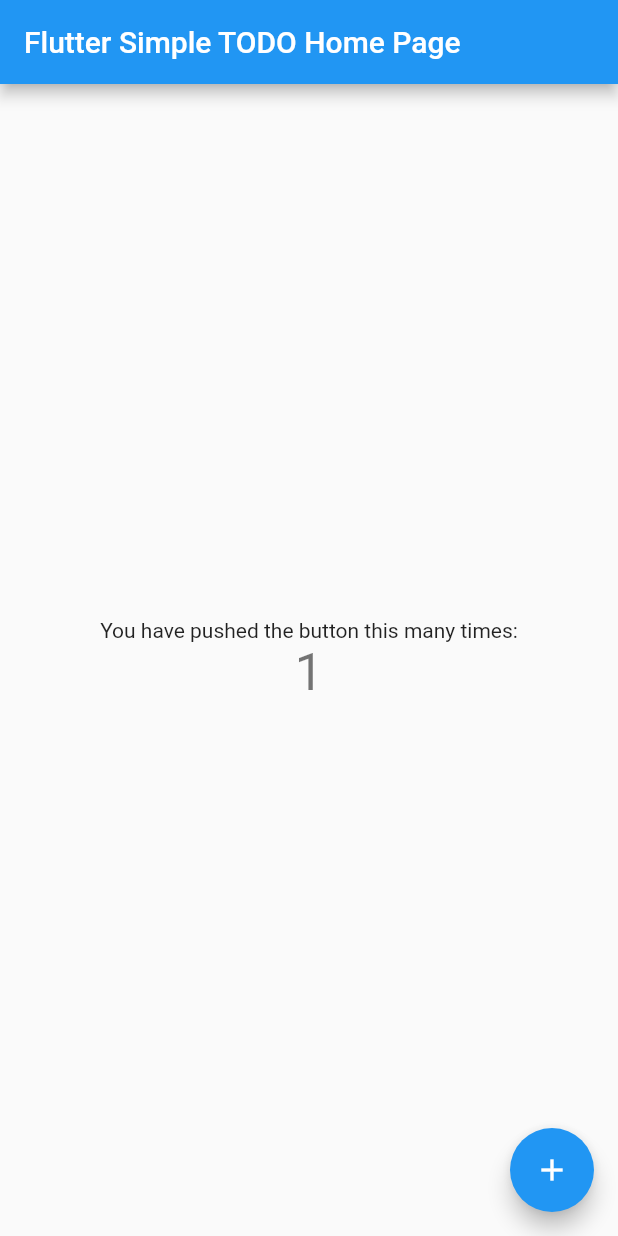
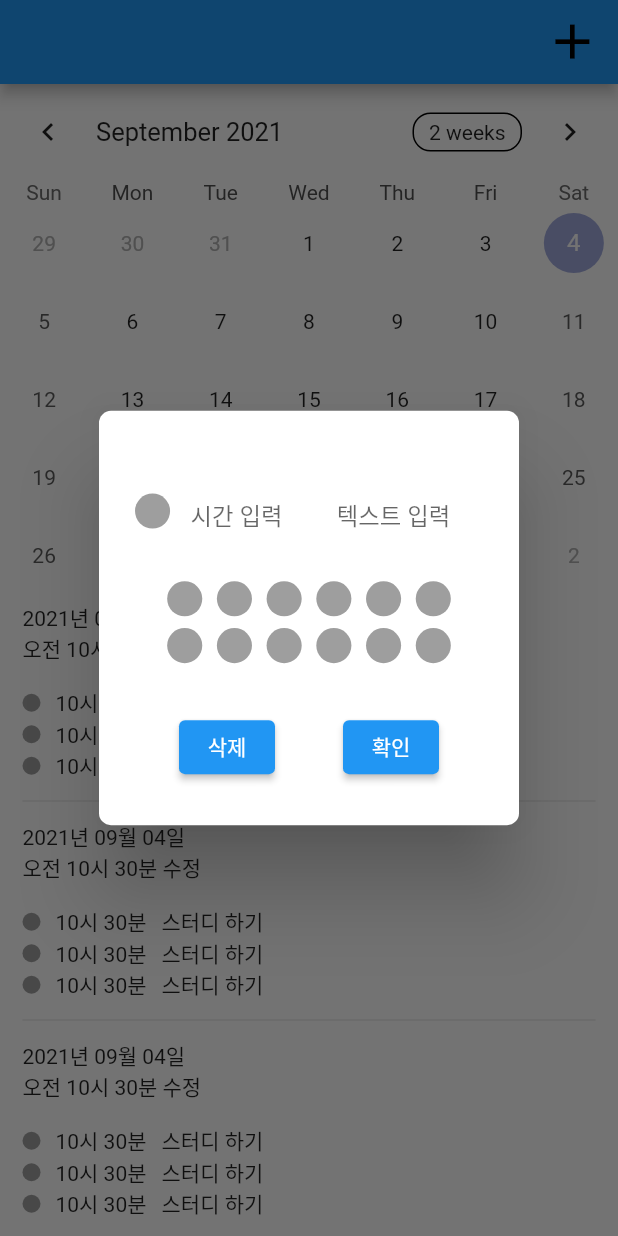
Before and after one commit to jimmylegendary/flutter_simple_todo, a Flutter app: the screen it shows after launch, after a tap on the "add" icon, on a phone screen of 412 x 824 dp. Run offline on Flutter 3.47's test engine with Material 2 defaults, Android fonts, the phone set to English and light mode, and no system bars; drawn by our look-alikes of table_calendar; our stand-ins replace get, hive, hive_flutter; accounts and stored records are empty.

Commit message:
initial todo app structure

```diff
--- /dev/null
+++ b/lib/controllers/todo_controller.dart
@@ -0,0 +1,79 @@
+import 'package:flutter/cupertino.dart';
+import 'package:flutter/material.dart';
+import 'package:flutter_simple_todo/models/mtodo_item.dart';
+import 'package:get/get.dart';
+
+class TodoHomeController extends GetxController {
+  var todoItemGroup = [
+    TodoItemGroup(
+      date: DateTime.now(),
+      modifiedTime: DateTime.now(),
+      todoItems: [
+        TodoItem(
+          color: Colors.grey,
+          time: DateTime.now(),
+          text: "스터디 하기",
+        ),
+        TodoItem(
+          color: Colors.grey,
+          time: DateTime.now(),
+          text: "스터디 하기",
+        ),
+        TodoItem(
+          color: Colors.grey,
+          time: DateTime.now(),
+          text: "스터디 하기",
+        ),
+      ],
+    ),
+    TodoItemGroup(
+      date: DateTime.now(),
+      modifiedTime: DateTime.now(),
+      todoItems: [
+        TodoItem(
+          color: Colors.grey,
+          time: DateTime.now(),
+          text: "스터디 하기",
+        ),
+        TodoItem(
+          color: Colors.grey,
+          time: DateTime.now(),
+          text: "스터디 하기",
+        ),
+        TodoItem(
+          color: Colors.grey,
+          time: DateTime.now(),
+          text: "스터디 하기",
+        ),
+      ],
+    ),
+    TodoItemGroup(
+      date: DateTime.now(),
+      modifiedTime: DateTime.now(),
+      todoItems: [
+        TodoItem(
+          color: Colors.grey,
+          time: DateTime.now(),
+          text: "스터디 하기",
+        ),
+        TodoItem(
+          color: Colors.grey,
+          time: DateTime.now(),
+          text: "스터디 하기",
+        ),
+        TodoItem(
+          color: Colors.grey,
+          time: DateTime.now(),
+          text: "스터디 하기",
+        ),
+      ],
+    ),
+  ].obs;
+}
+
+class TodoHomeBinding extends Bindings {
+  @override
+  void dependencies() {
+    Get.put(TodoHomeController());
+  }
+}
--- a/lib/main.dart
+++ b/lib/main.dart
@@ -1,113 +1,31 @@
 import 'package:flutter/material.dart';
+import 'package:flutter_simple_todo/controllers/todo_controller.dart';
+import 'package:flutter_simple_todo/pages/todo_home.dart';
+import 'package:get/get.dart';
+import 'package:get/get_navigation/get_navigation.dart';
+import 'package:hive_flutter/hive_flutter.dart';
 
-void main() {
-  runApp(MyApp());
+void main() async {
+  await Hive.initFlutter();
+  await Hive.openBox('TodoList');
+  runApp(TodoApp());
 }
 
-class MyApp extends StatelessWidget {
-  // This widget is the root of your application.
+class TodoApp extends StatelessWidget {
   @override
   Widget build(BuildContext context) {
-    return MaterialApp(
-      title: 'Flutter Simple TODO',
-      theme: ThemeData(
-        // This is the theme of your application.
-        //
-        // Try running your application with "flutter run". You'll see the
-        // application has a blue toolbar. Then, without quitting the app, try
-        // changing the primarySwatch below to Colors.green and then invoke
-        // "hot reload" (press "r" in the console where you ran "flutter run",
-        // or simply save your changes to "hot reload" in a Flutter IDE).
-        // Notice that the counter didn't reset back to zero; the application
-        // is not restarted.
-        primarySwatch: Colors.blue,
-      ),
-      home: MyHomePage(title: 'Flutter Simple TODO Home Page'),
+    return GetMaterialApp(
+      title: 'TodoApp',
+      debugShowCheckedModeBanner: false,
+      navigatorKey: Get.key,
+      initialRoute: '/home',
+      getPages: [
+        GetPage(
+          name: '/home',
+          page: () => TodoHome(),
+          binding: TodoHomeBinding(),
+        ),
+      ],
     );
   }
 }
-
-class MyHomePage extends StatefulWidget {
-  MyHomePage({Key? key, required this.title}) : super(key: key);
-
-  // This widget is the home page of your application. It is stateful, meaning
-  // that it has a State object (defined below) that contains fields that affect
-  // how it looks.
-
-  // This class is the configuration for the state. It holds the values (in this
-  // case the title) provided by the parent (in this case the App widget) and
-  // used by the build method of the State. Fields in a Widget subclass are
-  // always marked "final".
-
-  final String title;
-
-  @override
-  _MyHomePageState createState() => _MyHomePageState();
-}
-
-class _MyHomePageState extends State<MyHomePage> {
-  int _counter = 0;
-
-  void _incrementCounter() {
-    setState(() {
-      // This call to setState tells the Flutter framework that something has
-      // changed in this State, which causes it to rerun the build method below
-      // so that the display can reflect the updated values. If we changed
-      // _counter without calling setState(), then the build method would not be
-      // called again, and so nothing would appear to happen.
-      _counter++;
-    });
-  }
-
-  @override
-  Widget build(BuildContext context) {
-    // This method is rerun every time setState is called, for instance as done
-    // by the _incrementCounter method above.
-    //
-    // The Flutter framework has been optimized to make rerunning build methods
-    // fast, so that you can just rebuild anything that needs updating rather
-    // than having to individually change instances of widgets.
-    return Scaffold(
-      appBar: AppBar(
-        // Here we take the value from the MyHomePage object that was created by
-        // the App.build method, and use it to set our appbar title.
-        title: Text(widget.title),
-      ),
-      body: Center(
-        // Center is a layout widget. It takes a single child and positions it
-        // in the middle of the parent.
-        child: Column(
-          // Column is also a layout widget. It takes a list of children and
-          // arranges them vertically. By default, it sizes itself to fit its
-          // children horizontally, and tries to be as tall as its parent.
-          //
-          // Invoke "debug painting" (press "p" in the console, choose the
-          // "Toggle Debug Paint" action from the Flutter Inspector in Android
-          // Studio, or the "Toggle Debug Paint" command in Visual Studio Code)
-          // to see the wireframe for each widget.
-          //
-          // Column has various properties to control how it sizes itself and
-          // how it positions its children. Here we use mainAxisAlignment to
-          // center the children vertically; the main axis here is the vertical
-          // axis because Columns are vertical (the cross axis would be
-          // horizontal).
-          mainAxisAlignment: MainAxisAlignment.center,
-          children: <Widget>[
-            Text(
-              'You have pushed the button this many times:',
-            ),
-            Text(
-              '$_counter',
-              style: Theme.of(context).textTheme.headline4,
-            ),
-          ],
-        ),
-      ),
-      floatingActionButton: FloatingActionButton(
-        onPressed: _incrementCounter,
-        tooltip: 'Increment',
-        child: Icon(Icons.add),
-      ), // This trailing comma makes auto-formatting nicer for build methods.
-    );
-  }
-}
--- /dev/null
+++ b/lib/models/mtodo_item.dart
@@ -0,0 +1,26 @@
+import 'package:flutter/cupertino.dart';
+import 'package:hive/hive.dart';
+
+@HiveType()
+class TodoItemGroup {
+  TodoItemGroup({
+    this.date,
+    this.modifiedTime,
+    this.todoItems,
+  });
+
+  DateTime? date;
+  DateTime? modifiedTime;
+  List<TodoItem>? todoItems;
+}
+
+class TodoItem {
+  TodoItem({
+    this.color,
+    this.time,
+    this.text,
+  });
+  Color? color;
+  DateTime? time;
+  String? text;
+}
--- /dev/null
+++ b/lib/pages/todo_edit.dart
@@ -0,0 +1,166 @@
+import 'package:flutter/cupertino.dart';
+import 'package:flutter/material.dart';
+import 'package:flutter_simple_todo/models/mtodo_item.dart';
+import 'package:flutter_simple_todo/widgets/atoms/colored_circle.dart';
+import 'package:get/get.dart';
+import 'package:intl/intl.dart';
+
+void showTodoEditor({
+  required BuildContext context,
+  required DateTime date,
+  DateTime? modifiedTime,
+  TodoItem? todoItem,
+}) {
+  final _timeTextController = TextEditingController();
+  final _textTextController = TextEditingController();
+
+  if (modifiedTime != null)
+    _timeTextController.text = DateFormat('hh시 mm분').format(modifiedTime);
+  if (todoItem != null) _textTextController.text = todoItem.text!;
+  showDialog(
+    context: context,
+    builder: (context) {
+      return AlertDialog(
+        shape: RoundedRectangleBorder(
+          borderRadius: BorderRadius.circular(8),
+        ),
+        content: FittedBox(
+          child: Column(
+            children: [
+              Row(
+                children: [
+                  ColoredCircle(),
+                  SizedBox(
+                    width: 7,
+                  ),
+                  Container(
+                    width: 50,
+                    child: TextField(
+                      decoration: InputDecoration(
+                        hintText: '시간 입력',
+                        hintStyle: TextStyle(
+                          fontSize: 8,
+                        ),
+                        border: InputBorder.none,
+                        focusedBorder: InputBorder.none,
+                        enabledBorder: InputBorder.none,
+                        disabledBorder: InputBorder.none,
+                      ),
+                      style: TextStyle(
+                        height: 1.5,
+                        fontSize: 10,
+                      ),
+                      cursorWidth: 1,
+                      controller: _timeTextController,
+                    ),
+                  ),
+                  Container(
+                    width: 50,
+                    child: TextField(
+                      decoration: InputDecoration(
+                        hintText: '텍스트 입력',
+                        hintStyle: TextStyle(
+                          fontSize: 8,
+                        ),
+                        border: InputBorder.none,
+                        focusedBorder: InputBorder.none,
+                        enabledBorder: InputBorder.none,
+                        disabledBorder: InputBorder.none,
+                      ),
+                      style: TextStyle(
+                        height: 1.5,
+                        fontSize: 10,
+                      ),
+                      cursorWidth: 1,
+                      controller: _textTextController,
+                    ),
+                  ),
+                ],
+              ),
+              Row(
+                mainAxisAlignment: MainAxisAlignment.spaceAround,
+                children: [
+                  ColoredCircle(),
+                  SizedBox(
+                    width: 5,
+                  ),
+                  ColoredCircle(),
+                  SizedBox(
+                    width: 5,
+                  ),
+                  ColoredCircle(),
+                  SizedBox(
+                    width: 5,
+                  ),
+                  ColoredCircle(),
+                  SizedBox(
+                    width: 5,
+                  ),
+                  ColoredCircle(),
+                  SizedBox(
+                    width: 5,
+                  ),
+                  ColoredCircle(),
+                ],
+              ),
+              SizedBox(
+                height: 4,
+              ),
+              Row(
+                mainAxisAlignment: MainAxisAlignment.spaceAround,
+                children: [
+                  ColoredCircle(),
+                  SizedBox(
+                    width: 5,
+                  ),
+                  ColoredCircle(),
+                  SizedBox(
+                    width: 5,
+                  ),
+                  ColoredCircle(),
+                  SizedBox(
+                    width: 5,
+                  ),
+                  ColoredCircle(),
+                  SizedBox(
+                    width: 5,
+                  ),
+                  ColoredCircle(),
+                  SizedBox(
+                    width: 5,
+                  ),
+                  ColoredCircle(),
+                ],
+              ),
+            ],
+          ),
+        ),
+        actions: [
+          Row(
+            mainAxisAlignment: MainAxisAlignment.spaceEvenly,
+            children: [
+              Padding(
+                padding: EdgeInsets.only(bottom: 20),
+                child: ElevatedButton(
+                  onPressed: () {
+                    Get.back();
+                  },
+                  child: Text('삭제'),
+                ),
+              ),
+              Padding(
+                padding: EdgeInsets.only(bottom: 20),
+                child: ElevatedButton(
+                  onPressed: () {
+                    Get.back();
+                  },
+                  child: Text('확인'),
+                ),
+              ),
+            ],
+          )
+        ],
+      );
+    },
+  );
+}
--- /dev/null
+++ b/lib/pages/todo_home.dart
@@ -0,0 +1,71 @@
+import 'package:flutter/cupertino.dart';
+import 'package:flutter/material.dart';
+import 'package:flutter_simple_todo/controllers/todo_controller.dart';
+import 'package:flutter_simple_todo/widgets/modules/todo_appbar.dart';
+import 'package:flutter_simple_todo/widgets/modules/todo_item_list.dart';
+import 'package:get/get.dart';
+import 'package:hive_flutter/hive_flutter.dart';
+import 'package:intl/intl.dart';
+import 'package:table_calendar/table_calendar.dart';
+
+class TodoHome extends GetView<TodoHomeController> {
+  @override
+  Widget build(BuildContext context) {
+    return Obx(
+      () => Scaffold(
+          appBar: TodoAppBar(),
+          body: SingleChildScrollView(
+            child: Column(
+              children: [
+                TableCalendar(
+                  firstDay: DateTime.utc(2010, 10, 16),
+                  lastDay: DateTime.utc(2030, 3, 14),
+                  focusedDay: DateTime.now(),
+                ),
+                Padding(
+                  padding: EdgeInsets.symmetric(horizontal: 15),
+                  child: ListView.separated(
+                    physics: BouncingScrollPhysics(),
+                    shrinkWrap: true,
+                    scrollDirection: Axis.vertical,
+                    itemBuilder: (context, index) {
+                      return Padding(
+                        padding: EdgeInsets.symmetric(vertical: 5),
+                        child: Column(
+                          crossAxisAlignment: CrossAxisAlignment.start,
+                          children: [
+                            Text(
+                              DateFormat('yyyy년 MM월 dd일').format(
+                                controller.todoItemGroup[index].date ??
+                                    DateTime.now(),
+                              ),
+                            ),
+                            Text(
+                              DateFormat('오전 hh시 mm분 수정').format(
+                                controller.todoItemGroup[index].modifiedTime ??
+                                    DateTime.now(),
+                              ),
+                            ),
+                            SizedBox(
+                              height: 15,
+                            ),
+                            TodoItemList(
+                              index: index,
+                              date: controller.todoItemGroup[index].date,
+                              modifiedTime:
+                                  controller.todoItemGroup[index].modifiedTime,
+                            ),
+                          ],
+                        ),
+                      );
+                    },
+                    separatorBuilder: (context, index) => const Divider(),
+                    itemCount: controller.todoItemGroup.length,
+                  ),
+                ),
+              ],
+            ),
+          )),
+    );
+  }
+}
--- /dev/null
+++ b/lib/widgets/atoms/colored_circle.dart
@@ -0,0 +1,25 @@
+import 'package:flutter/cupertino.dart';
+import 'package:flutter/material.dart';
+
+class ColoredCircle extends StatelessWidget {
+  ColoredCircle({
+    this.color = Colors.grey,
+    this.height = 12,
+    this.width = 12,
+  });
+
+  final Color color;
+  final double height;
+  final double width;
+  @override
+  Widget build(BuildContext context) {
+    return Container(
+      width: width,
+      height: height,
+      decoration: BoxDecoration(
+        color: color,
+        shape: BoxShape.circle,
+      ),
+    );
+  }
+}
--- /dev/null
+++ b/lib/widgets/modules/todo_appbar.dart
@@ -0,0 +1,34 @@
+import 'package:flutter/cupertino.dart';
+import 'package:flutter/material.dart';
+import 'package:flutter_simple_todo/pages/todo_edit.dart';
+
+class TodoAppBar extends StatelessWidget implements PreferredSizeWidget {
+  TodoAppBar() : preferredSize = Size.fromHeight(kToolbarHeight);
+
+  @override
+  final Size preferredSize;
+
+  @override
+  Widget build(BuildContext context) {
+    return AppBar(
+      actions: [
+        IconButton(
+          onPressed: () {
+            showTodoEditor(
+              context: context,
+              date: DateTime.now(),
+            );
+          },
+          icon: Icon(
+            Icons.add,
+            color: Colors.black,
+            size: preferredSize.height * 0.7,
+          ),
+        ),
+        Padding(
+          padding: EdgeInsets.only(left: 10),
+        ),
+      ],
+    );
+  }
+}
--- /dev/null
+++ b/lib/widgets/modules/todo_item_list.dart
@@ -0,0 +1,59 @@
+import 'package:flutter/cupertino.dart';
+import 'package:flutter_simple_todo/controllers/todo_controller.dart';
+import 'package:flutter_simple_todo/pages/todo_edit.dart';
+import 'package:flutter_simple_todo/widgets/atoms/colored_circle.dart';
+import 'package:get/get.dart';
+import 'package:intl/intl.dart';
+
+class TodoItemList extends StatelessWidget {
+  TodoItemList({
+    this.index,
+    this.date,
+    this.modifiedTime,
+  });
+  final controller = Get.find<TodoHomeController>();
+  final index;
+  final date;
+  final modifiedTime;
+
+  @override
+  Widget build(BuildContext context) {
+    final todoItmes = controller.todoItemGroup[index].todoItems;
+
+    return ListView.builder(
+      shrinkWrap: true,
+      scrollDirection: Axis.vertical,
+      itemBuilder: (context, index) {
+        final todoItem = todoItmes?[index];
+        return Row(
+          children: [
+            GestureDetector(
+              child: ColoredCircle(),
+              onTap: () {
+                showTodoEditor(
+                  context: context,
+                  date: date,
+                  modifiedTime: modifiedTime,
+                  todoItem: todoItem,
+                );
+              },
+            ),
+            SizedBox(
+              width: 10,
+            ),
+            Text(
+              DateFormat('hh시 mm분').format(
+                todoItem?.time ?? DateTime.now(),
+              ),
+            ),
+            SizedBox(
+              width: 10,
+            ),
+            Text(todoItem?.text ?? ''),
+          ],
+        );
+      },
+      itemCount: todoItmes?.length,
+    );
+  }
+}
```
Also changed, not shown: pubspec.yaml (+8 -3 lines), pubspec.lock.
